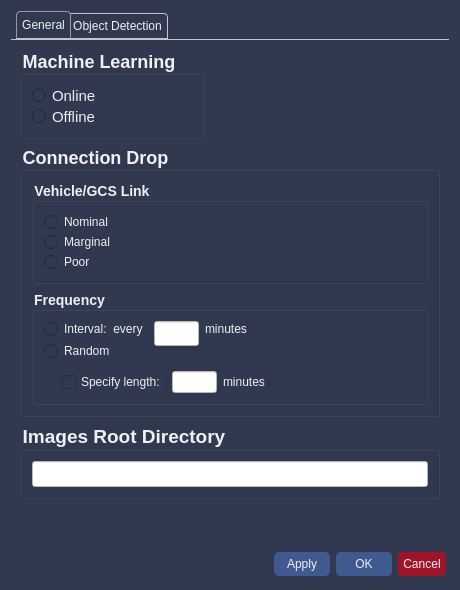
First picture: the form in src/rqt_gcs/resources/SettingsWidget.ui, repository CSUN-SERL/lcar-bot, before the edit.
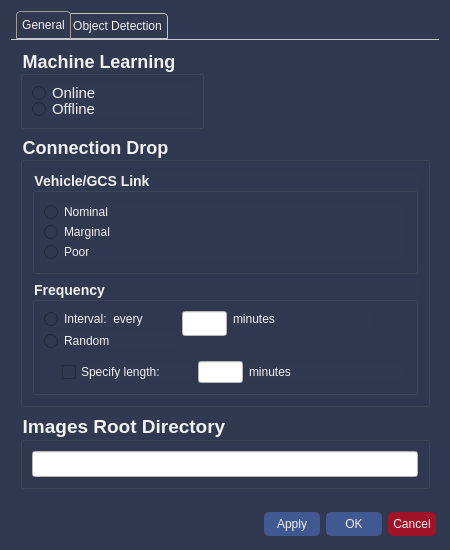
Second picture: the form after the edit. The open tabs and pages were chosen to show the change.

Commit message: finished almost all settings widget features. still need to implement object detection node location setting

The edit to the form file:
```diff
--- a/src/rqt_gcs/resources/SettingsWidget.ui
+++ b/src/rqt_gcs/resources/SettingsWidget.ui
@@ -6,14 +6,14 @@
    <rect>
     <x>0</x>
     <y>0</y>
-    <width>460</width>
-    <height>590</height>
+    <width>450</width>
+    <height>550</height>
    </rect>
   </property>
   <property name="minimumSize">
    <size>
-    <width>460</width>
-    <height>590</height>
+    <width>0</width>
+    <height>0</height>
    </size>
   </property>
   <property name="maximumSize">
@@ -356,7 +356,7 @@
                 <widget class="QLabel" name="length_mins_lbl">
                  <property name="maximumSize">
                   <size>
-                   <width>60</width>
+                   <width>16777215</width>
                    <height>20</height>
                   </size>
                  </property>
@@ -365,19 +365,6 @@
                  </property>
                 </widget>
                </item>
-               <item>
-                <spacer name="horizontalSpacer">
-                 <property name="orientation">
-                  <enum>Qt::Horizontal</enum>
-                 </property>
-                 <property name="sizeHint" stdset="0">
-                  <size>
-                   <width>40</width>
-                   <height>20</height>
-                  </size>
-                 </property>
-                </spacer>
-               </item>
               </layout>
              </item>
              <item row="0" column="0">
@@ -416,6 +403,12 @@
                </item>
                <item row="1" column="0">
                 <widget class="QRadioButton" name="interval_btn">
+                 <property name="maximumSize">
+                  <size>
+                   <width>132</width>
+                   <height>16777215</height>
+                  </size>
+                 </property>
                  <property name="text">
                   <string>Interval:  every</string>
                  </property>
@@ -428,19 +421,6 @@
                  </property>
                 </widget>
                </item>
-               <item row="1" column="3">
-                <spacer name="horizontalSpacer_2">
-                 <property name="orientation">
-                  <enum>Qt::Horizontal</enum>
-                 </property>
-                 <property name="sizeHint" stdset="0">
-                  <size>
-                   <width>40</width>
-                   <height>20</height>
-                  </size>
-                 </property>
-                </spacer>
-               </item>
               </layout>
              </item>
             </layout>
```
Left out of the diff: 35 changed lines with no effect on the pictures. The commit also changes 5 other files.
